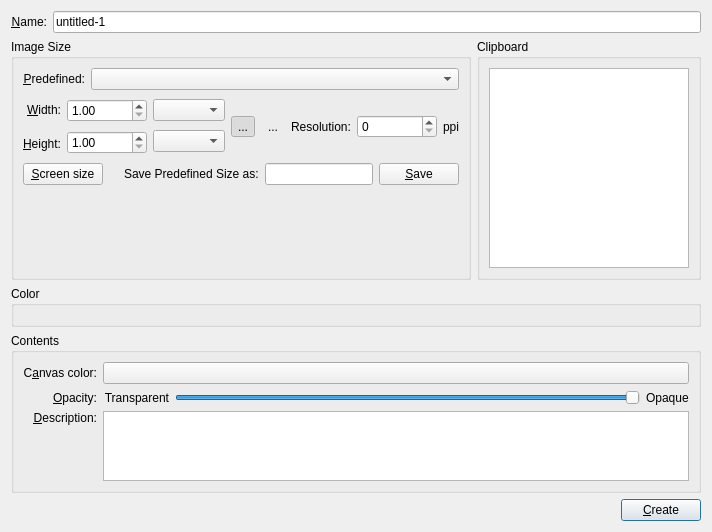
Before: the Qt Designer form krita/ui/forms/wdgnewimage.ui in KDE/krita, drawn with Qt 5.
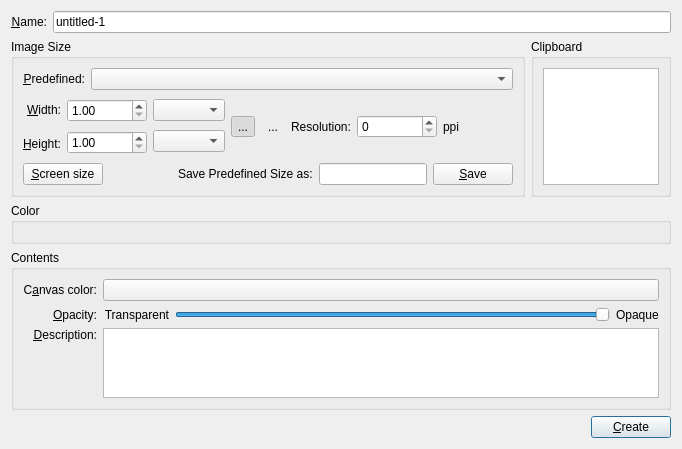
After: the same form once the commit is applied. Custom widgets are drawn as their Qt base class.

Commit message:
Make the startup screen a bit smaller again
Now the mimimal vertical height is something like 500 px

```diff
--- a/krita/ui/forms/wdgnewimage.ui
+++ b/krita/ui/forms/wdgnewimage.ui
@@ -7,7 +7,7 @@
     <x>0</x>
     <y>0</y>
     <width>682</width>
-    <height>524</height>
+    <height>449</height>
    </rect>
   </property>
   <property name="windowTitle">
@@ -335,8 +335,8 @@
          <widget class="QGraphicsView" name="clipPreview">
           <property name="minimumSize">
            <size>
-            <width>200</width>
-            <height>200</height>
+            <width>100</width>
+            <height>100</height>
            </size>
           </property>
           <property name="maximumSize">
```
